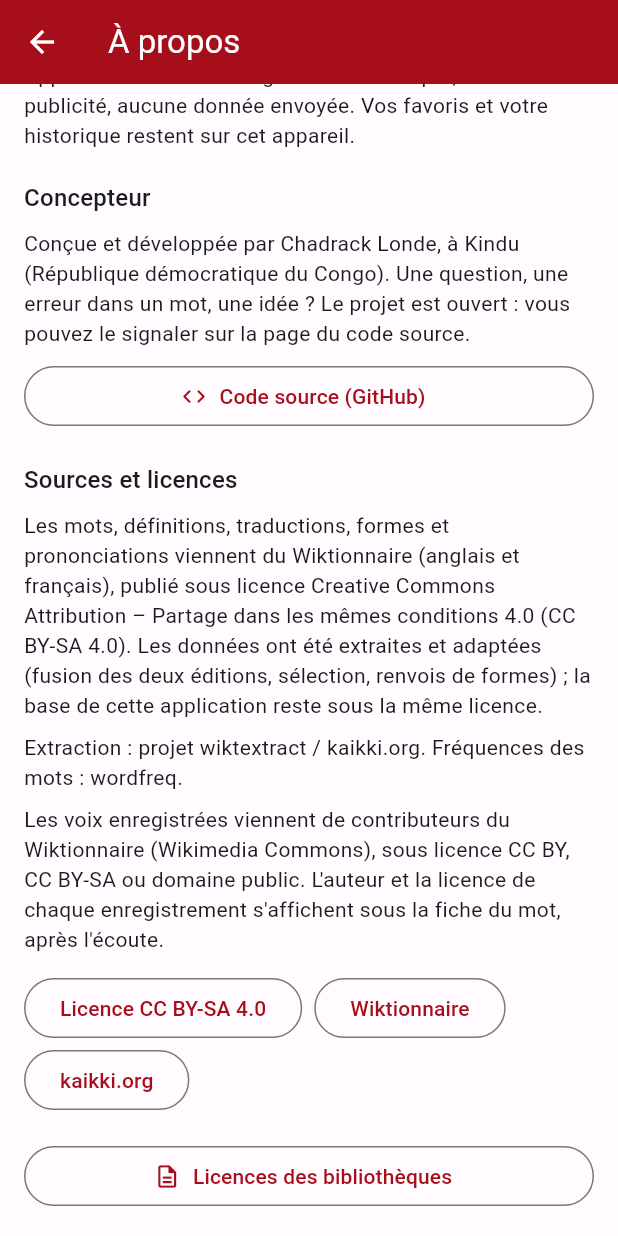
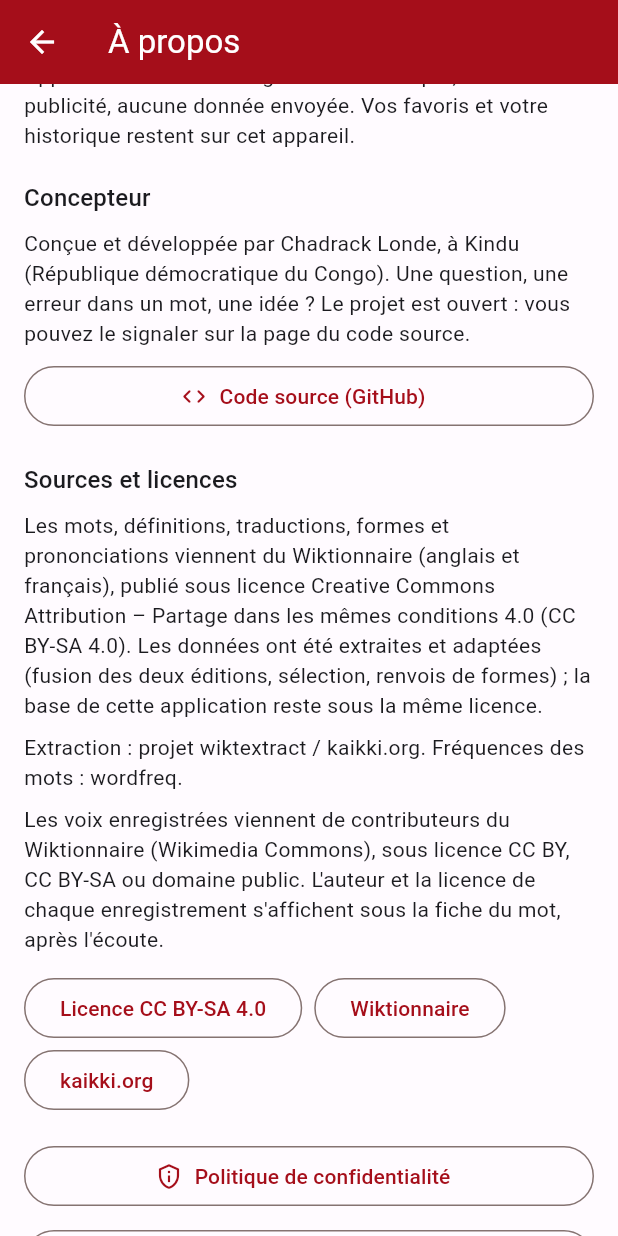
Before and after one commit to chadracklonde/dictionnaire-anglais-francais, a Flutter app: the AboutScreen screen opened directly, scrolled down 120 dp, on a phone screen of 412 x 824 dp. Run offline on Flutter 3.47's test engine with Material 3 defaults, Android fonts, the phone set to English and light mode, and no system bars; our stand-ins replace flutter_tts, share_plus, shared_preferences, sqflite_common_ffi; accounts and stored records are empty; statements that could not run were skipped.

Commit message:
À propos : lien vers la politique de confidentialité (exigé par Google Play) ; version 0.8.2+10

```diff
--- a/app/lib/app.dart
+++ b/app/lib/app.dart
@@ -13,7 +13,7 @@ import 'screens/install_screen.dart';
 import 'theme.dart';
 
 /// Version affichée dans « À propos » (à garder alignée sur pubspec.yaml).
-const String appVersion = '0.8.1';
+const String appVersion = '0.8.2';
 
 /// Services partagés par tous les écrans.
 class AppServices {
--- a/app/lib/screens/about_screen.dart
+++ b/app/lib/screens/about_screen.dart
@@ -108,6 +108,13 @@ class _AboutScreenState extends State<AboutScreen> {
           ),
           const SizedBox(height: 16),
           OutlinedButton.icon(
+            icon: const Icon(Icons.privacy_tip_outlined),
+            label: const Text('Politique de confidentialité'),
+            onPressed: () => _ouvrir(
+                'https://github.com/chadracklonde/dictionnaire-anglais-francais/blob/main/CONFIDENTIALITE.md'),
+          ),
+          const SizedBox(height: 8),
+          OutlinedButton.icon(
             icon: const Icon(Icons.description_outlined),
             label: const Text('Licences des bibliothèques'),
             onPressed: () => showLicensePage(
--- a/app/pubspec.yaml
+++ b/app/pubspec.yaml
@@ -1,7 +1,7 @@
 name: dicoenfr
 description: Anglais Français, dictionnaire hors ligne (contenu du Wiktionnaire, CC BY-SA 4.0).
 publish_to: none
-version: 0.8.1+9
+version: 0.8.2+10
 
 environment:
   sdk: ">=3.3.0 <4.0.0"
```
